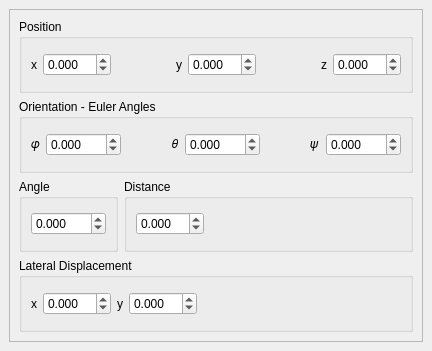
Qt form source/moleculesettings.ui (janvc/molconv) before a commit.
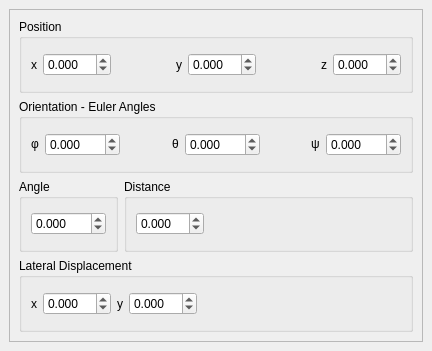
The same form after that commit.

Commit message: changed html code for euler angles phi,theta and psi.

```diff
--- a/source/moleculesettings.ui
+++ b/source/moleculesettings.ui
@@ -149,7 +149,7 @@
            <item>
             <widget class="QLabel" name="phi_label">
              <property name="text">
-              <string>&lt;html&gt;&lt;head/&gt;&lt;body&gt;&lt;p&gt;&amp;#x1D711;&lt;/p&gt;&lt;/body&gt;&lt;/html&gt;</string>
+              <string>&lt;html&gt;&lt;head/&gt;&lt;body&gt;&lt;p&gt;&amp;#966;&lt;/p&gt;&lt;/body&gt;&lt;/html&gt;</string>
              </property>
             </widget>
            </item>
@@ -185,7 +185,7 @@
            <item>
             <widget class="QLabel" name="theta_label">
              <property name="text">
-              <string>&lt;html&gt;&lt;head/&gt;&lt;body&gt;&lt;p&gt;&amp;#x1D703;&lt;/p&gt;&lt;/body&gt;&lt;/html&gt;</string>
+              <string>&lt;html&gt;&lt;head/&gt;&lt;body&gt;&lt;p&gt;&amp;#952;&lt;/p&gt;&lt;/body&gt;&lt;/html&gt;</string>
              </property>
             </widget>
            </item>
@@ -221,7 +221,7 @@
            <item>
             <widget class="QLabel" name="psi_label">
              <property name="text">
-              <string>&lt;html&gt;&lt;head/&gt;&lt;body&gt;&lt;p&gt;&amp;#x1D713;&lt;/p&gt;&lt;/body&gt;&lt;/html&gt;</string>
+              <string>&lt;html&gt;&lt;head/&gt;&lt;body&gt;&lt;p&gt;&amp;#968;&lt;/p&gt;&lt;/body&gt;&lt;/html&gt;</string>
              </property>
             </widget>
            </item>
```
